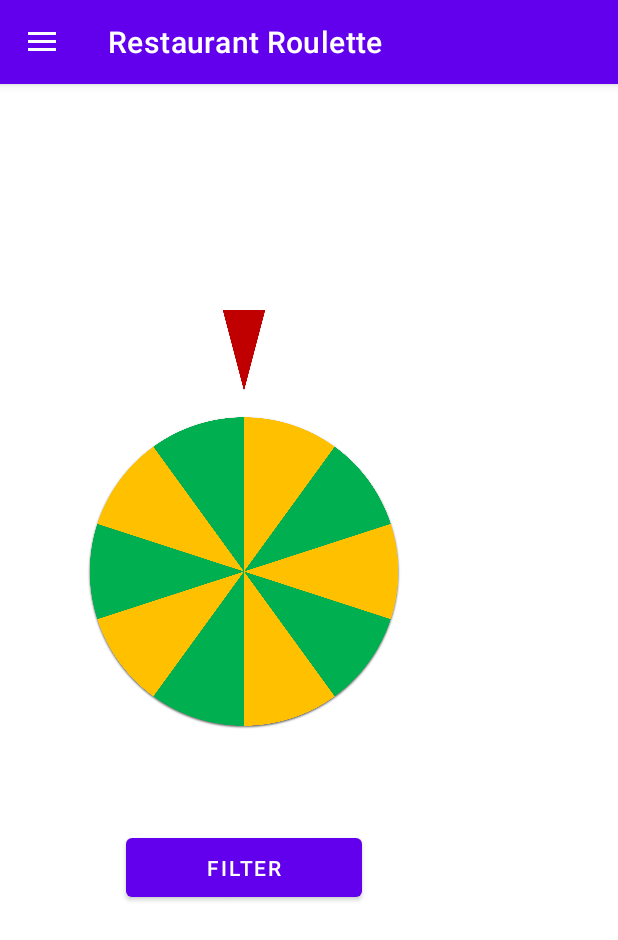
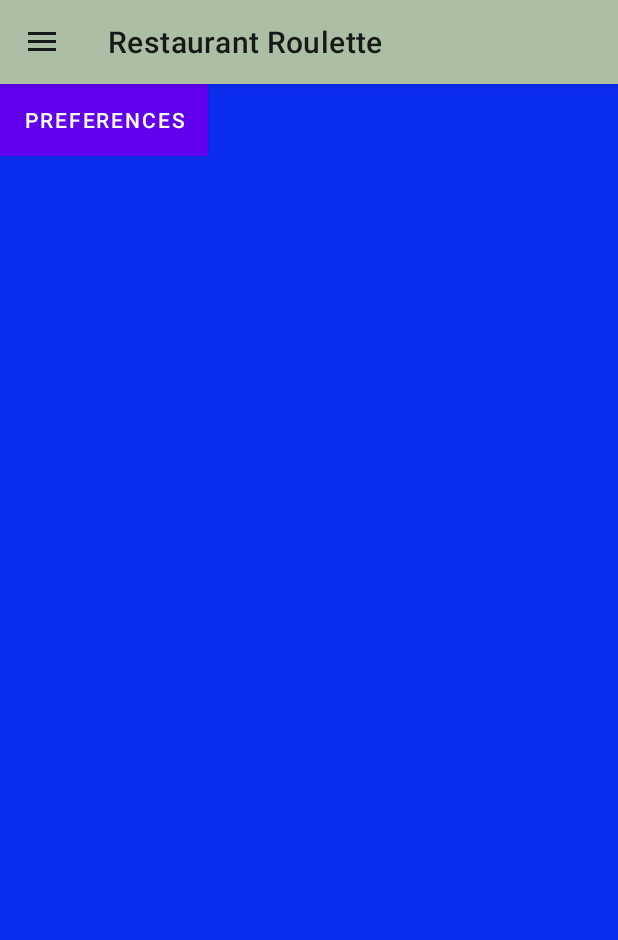
Before and after one commit to chris199512/Restaurant_Roulette, an Android app: the screen it shows after launch (MainActivity), after a tap on "FILTER", on a phone screen of 412 x 824 dp. Shown: the top 940 px of the screen. Run offline under Robolectric (Android 15) with nearby library versions, the phone set to English and light mode, and no system bars.

Commit message:
Farbe angepasst, PopFenster hinzugefügt, Bilder hinzugefügt,

```diff
--- a/app/src/main/java/com/smarthomebear/restaurantroulette/MainActivity.java
+++ b/app/src/main/java/com/smarthomebear/restaurantroulette/MainActivity.java
@@ -6,15 +6,10 @@ import androidx.appcompat.app.AppCompatActivity;
 import androidx.appcompat.widget.Toolbar;
 import androidx.core.view.GravityCompat;
 import androidx.drawerlayout.widget.DrawerLayout;
+import androidx.fragment.app.FragmentTransaction;
 
-import android.content.Intent;
 import android.os.Bundle;
 import android.view.MenuItem;
-import android.view.View;
-import android.view.animation.Animation;
-import android.view.animation.AnimationUtils;
-import android.widget.Button;
-import android.widget.ImageView;
 import android.widget.Toast;
 
 import com.google.android.material.navigation.NavigationView;
@@ -28,10 +23,20 @@ public class MainActivity extends AppCompatActivity implements NavigationView.On
     ActionBarDrawerToggle toggle;
     NavigationView navigationView;
 
+
     @Override
     protected void onCreate(Bundle savedInstanceState) {
         super.onCreate(savedInstanceState);
         setContentView(R.layout.activity_main);
+
+        //Fragment open
+
+        FragmentTransaction fragmentTransaction = getSupportFragmentManager().beginTransaction();
+
+        fragmentTransaction.add(R.id.fragment_container, new RouletteFragment());
+        fragmentTransaction.commit();
+
+        //Popup
 
         //set our toolbar as default
         toolbar=findViewById(R.id.toolbar);
@@ -53,6 +58,9 @@ public class MainActivity extends AppCompatActivity implements NavigationView.On
             getSupportFragmentManager().beginTransaction().replace(R.id.fragment_container,
                     new RouletteFragment()).commit();
             navigationView.setCheckedItem(R.id.nav_roulette);
+
+
+
         }
     }
 
--- /dev/null
+++ b/app/src/main/java/com/smarthomebear/restaurantroulette/PopFragment.java
@@ -0,0 +1,72 @@
+package com.smarthomebear.restaurantroulette;
+
+import android.annotation.SuppressLint;
+import android.app.AlertDialog;
+import android.app.Dialog;
+import android.content.DialogInterface;
+import android.os.Bundle;
+
+import androidx.fragment.app.Fragment;
+
+import android.view.LayoutInflater;
+import android.view.View;
+import android.view.ViewGroup;
+import android.widget.Button;
+import android.widget.Toast;
+
+import java.util.ArrayList;
+import java.util.List;
+
+
+public class PopFragment extends Fragment {
+        private List<String> selectedItems = new ArrayList<>();
+
+        @Override
+        public View onCreateView(LayoutInflater inflater, ViewGroup container,
+                                 Bundle savedInstanceState) {
+            View view = inflater.inflate(R.layout.fragment_pop, container, false);
+
+            @SuppressLint({"MissingInflatedId", "LocalSuppress"}) Button preferencesButton = view.findViewById(R.id.preferences_button);
+            preferencesButton.setOnClickListener(new View.OnClickListener() {
+                @Override
+                public void onClick(View v) {
+                    showPreferencesDialog();
+                }
+            });
+
+            return view;
+        }
+
+        private void showPreferencesDialog() {
+            AlertDialog.Builder builder = new AlertDialog.Builder(getActivity());
+            builder.setTitle("Ernährungspräferenzen auswählen")
+                    .setMultiChoiceItems(R.array.preferences, null,
+                            new DialogInterface.OnMultiChoiceClickListener() {
+                                @Override
+                                public void onClick(DialogInterface dialog, int which, boolean isChecked) {
+                                    String[] preferences = getResources().getStringArray(R.array.preferences);
+                                    String selectedItem = preferences[which];
+                                    if (isChecked) {
+                                        selectedItems.add(selectedItem);
+                                    } else {
+                                        selectedItems.remove(selectedItem);
+                                    }
+                                }
+                            })
+                    .setPositiveButton("Ok", new DialogInterface.OnClickListener() {
+                        @Override
+                        public void onClick(DialogInterface dialog, int id) {
+                            // Do something with the selected items
+                            Toast.makeText(getActivity(), "Selected items: " + selectedItems.toString(),
+                                    Toast.LENGTH_SHORT).show();
+                        }
+                    })
+                    .setNegativeButton("Abbrechen", new DialogInterface.OnClickListener() {
+                        @Override
+                        public void onClick(DialogInterface dialog, int id) {
+                            // do nothing
+                        }
+                    });
+            builder.create().show();
+        }
+    }
--- a/app/src/main/java/com/smarthomebear/restaurantroulette/RouletteFragment.java
+++ b/app/src/main/java/com/smarthomebear/restaurantroulette/RouletteFragment.java
@@ -14,6 +14,7 @@ import androidx.annotation.NonNull;
 import androidx.annotation.Nullable;
 import androidx.appcompat.app.AppCompatActivity;
 import androidx.fragment.app.Fragment;
+import androidx.fragment.app.FragmentTransaction;
 
 public class RouletteFragment extends Fragment implements View.OnClickListener{
 
@@ -24,24 +25,25 @@ public class RouletteFragment extends Fragment implements View.OnClickListener{
     @Nullable
     @Override
     public View onCreateView(@NonNull LayoutInflater inflater, @Nullable ViewGroup container, @Nullable Bundle savedInstanceState) {
-        return inflater.inflate(R.layout.fragment_roulette, container, false);
+        View view = inflater.inflate(R.layout.fragment_roulette, container, false);
+        Button filter=(Button) view.findViewById(R.id.filter);
+
+        filter.setOnClickListener(new View.OnClickListener() {
+            @Override
+            public void onClick(View view) {
+                FragmentTransaction fr= getFragmentManager().beginTransaction();
+                fr.replace(R.id.fragment_container, new PopFragment());
+                fr.commit();
+            }
+        });
+        return view;
+
 
     }
 
+
     @Override
-    public void onViewCreated(@NonNull View view, @Nullable Bundle savedInstanceState) {
-        super.onViewCreated(view, savedInstanceState);
-        //Set roulette image as variable
-        imageViewRoulette=getView().findViewById(R.id.roulette);
-
-        //Make filter button clickable
-        filterButton=getView().findViewById(R.id.filter);
-        filterButton.setOnClickListener(this);
-    }
-
-
-    public void onClick(View v){
+    public void onClick(View view) {
 
     }
-
 }
--- a/app/src/main/res/layout/activity_main.xml
+++ b/app/src/main/res/layout/activity_main.xml
@@ -7,8 +7,6 @@
     android:layout_width="match_parent"
     android:layout_height="match_parent"
     tools:context=".MainActivity">
-    <!--tools:openDrawer="start"-->
-
 
     <LinearLayout
         android:layout_width="match_parent"
@@ -16,30 +14,27 @@
         android:orientation="vertical">
 
         <androidx.appcompat.widget.Toolbar
+            android:id="@+id/toolbar"
             android:layout_width="match_parent"
             android:layout_height="?attr/actionBarSize"
-            android:background="@color/design_default_color_primary"
-            android:id="@+id/toolbar"
-            android:theme="@style/ThemeOverlay.AppCompat.Dark.ActionBar"
-            app:popupTheme="@style/ThemeOverlay.AppCompat.Light"
+            android:background="@color/ashGrey"
             android:elevation="4dp"
-            />
+            android:theme="@style/ThemeOverlay.AppCompat.ActionBar" />
 
         <FrameLayout
             android:id="@+id/fragment_container"
-            android:layout_width="wrap_content"
-            android:layout_height="match_parent"/>
+            android:layout_width="match_parent"
+            android:layout_height="match_parent" />
 
     </LinearLayout>
 
     <com.google.android.material.navigation.NavigationView
+        android:id="@+id/nav_view"
         android:layout_width="wrap_content"
         android:layout_height="match_parent"
         android:layout_gravity="start"
-        android:id="@+id/nav_view"
         app:headerLayout="@layout/nav_header"
         app:menu="@menu/nav_drawer_menu"
-        />
-
+        tools:ignore="MissingConstraints" />
 
 </androidx.drawerlayout.widget.DrawerLayout>
--- /dev/null
+++ b/app/src/main/res/layout/fragment_pop.xml
@@ -0,0 +1,23 @@
+<?xml version="1.0" encoding="utf-8"?>
+<FrameLayout xmlns:android="http://schemas.android.com/apk/res/android"
+    xmlns:tools="http://schemas.android.com/tools"
+    android:layout_width="match_parent"
+    android:layout_height="match_parent"
+    android:background="#FF0B2DEE"
+    tools:context=".PopFragment">
+
+    <!-- TODO: Update blank fragment layout -->
+    <TextView
+        android:layout_width="match_parent"
+        android:layout_height="match_parent"
+        android:text="popup"/>
+
+    <Button
+        android:id="@+id/preferences_button"
+        android:layout_width="wrap_content"
+        android:layout_height="wrap_content"
+        android:background="@color/ashGrey"
+        android:text="Preferences"
+        />
+
+</FrameLayout>
--- a/app/src/main/res/layout/fragment_roulette.xml
+++ b/app/src/main/res/layout/fragment_roulette.xml
@@ -11,29 +11,19 @@
         android:layout_height="343dp"
         android:contentDescription="@string/roulette"
         android:onClick="start"
-        android:src="@drawable/roulette"
+        android:src="@drawable/kreis1"
         app:layout_constraintBottom_toBottomOf="parent"
         app:layout_constraintEnd_toEndOf="parent"
         app:layout_constraintStart_toStartOf="parent"
         app:layout_constraintTop_toTopOf="parent"
-        app:layout_constraintVertical_bias="0.361" />
-
-    <ImageView
-        android:id="@+id/arrow"
-        android:layout_width="53dp"
-        android:layout_height="54dp"
-        android:contentDescription="@string/arrow"
-        app:layout_constraintBottom_toBottomOf="@+id/roulette"
-        app:layout_constraintEnd_toEndOf="parent"
-        app:layout_constraintStart_toStartOf="parent"
-        app:layout_constraintTop_toTopOf="parent"
-        app:layout_constraintVertical_bias="0.34"
-        app:srcCompat="@drawable/arrow" />
+        app:layout_constraintVertical_bias="0.357" />
 
     <Button
         android:id="@+id/filter"
         android:layout_width="157dp"
         android:layout_height="51dp"
+        android:layout_marginTop="48dp"
+        android:background="@color/ashGrey"
         android:text="@string/filter"
         app:layout_constraintEnd_toEndOf="parent"
         app:layout_constraintStart_toStartOf="parent"
--- a/app/src/main/res/layout/nav_header.xml
+++ b/app/src/main/res/layout/nav_header.xml
@@ -3,7 +3,7 @@
     xmlns:tools="http://schemas.android.com/tools"
     android:layout_width="match_parent"
     android:layout_height="170dp"
-    android:background="@color/design_default_color_primary"
+    android:background="@color/ashGrey"
     android:gravity="bottom"
     android:padding="16dp"
     android:theme="@style/ThemeOverlay.AppCompat.Dark"
--- a/app/src/main/res/values/colors.xml
+++ b/app/src/main/res/values/colors.xml
@@ -7,4 +7,9 @@
     <color name="teal_700">#FF018786</color>
     <color name="black">#FF000000</color>
     <color name="white">#FFFFFFFF</color>
+    <color name="beige">#E2E8CE</color>
+    <color name="red">#FF1B1C</color>
+    <color name="orange">#FF7F11</color>
+    <color name="ashGrey">#ACBFA4</color>
+    <color name="eerieBlack">#262626</color>
 </resources>
--- a/app/src/main/res/values/strings.xml
+++ b/app/src/main/res/values/strings.xml
@@ -12,4 +12,9 @@
     <string name="bug">Bug</string>
     <string name="qanda" translatable="false"><![CDATA[Q&A]]></string>
     <string name="other">Other</string>
+    <string-array name="preferences">
+        <item>Vegan</item>
+        <item>Vegetarisch</item>
+        <item>Fleisch</item>
+    </string-array>
 </resources>
--- a/app/src/main/res/values/themes.xml
+++ b/app/src/main/res/values/themes.xml
@@ -2,8 +2,8 @@
     <!-- Base application theme. -->
     <style name="Theme.RestaurantRoulette" parent="Theme.MaterialComponents.DayNight.DarkActionBar">
         <!-- Primary brand color. -->
-        <item name="colorPrimary">@color/purple_500</item>
-        <item name="colorPrimaryVariant">@color/purple_700</item>
+        <item name="colorPrimary">@color/ashGrey</item>
+        <item name="colorPrimaryVariant">@color/ashGrey</item>
         <item name="colorOnPrimary">@color/white</item>
         <!-- Secondary brand color. -->
         <item name="colorSecondary">@color/teal_200</item>
```
Also changed, not shown: app/src/main/res/drawable/kreis.png (added), app/src/main/res/drawable/kreis1.png (added), app/src/main/res/drawable/pfeil.png (added).
